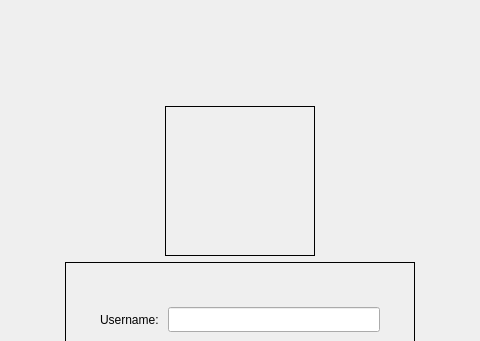
Before: the Qt Designer form mainwindow.ui in awong36/qt_gui, drawn with Qt 5; both pictures show x 160 to 640 and y 0 to 341 of the 800 by 600 pixel window.
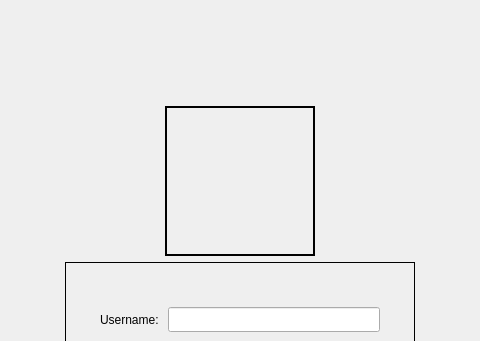
After: the same form once the commit is applied.

Patch:
```diff
--- a/mainwindow.ui
+++ b/mainwindow.ui
@@ -116,7 +116,7 @@
          </size>
         </property>
         <property name="styleSheet">
-         <string notr="true">border: 1px solid;
+         <string notr="true">border: 2px solid;
 </string>
         </property>
         <property name="text">
```
